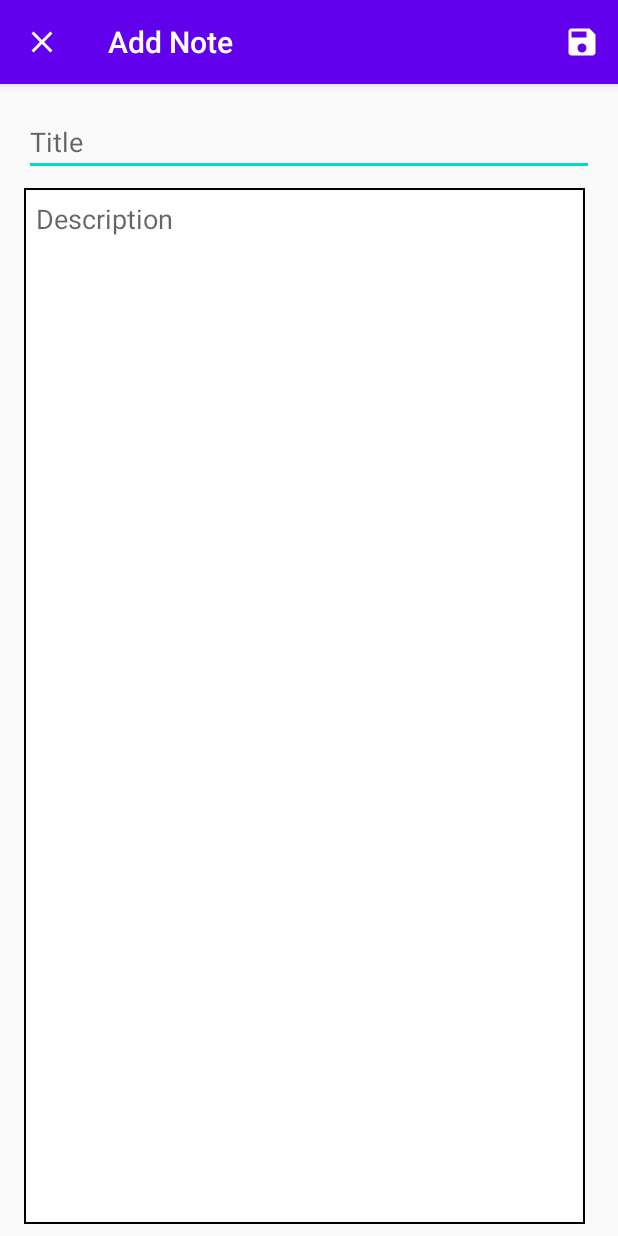
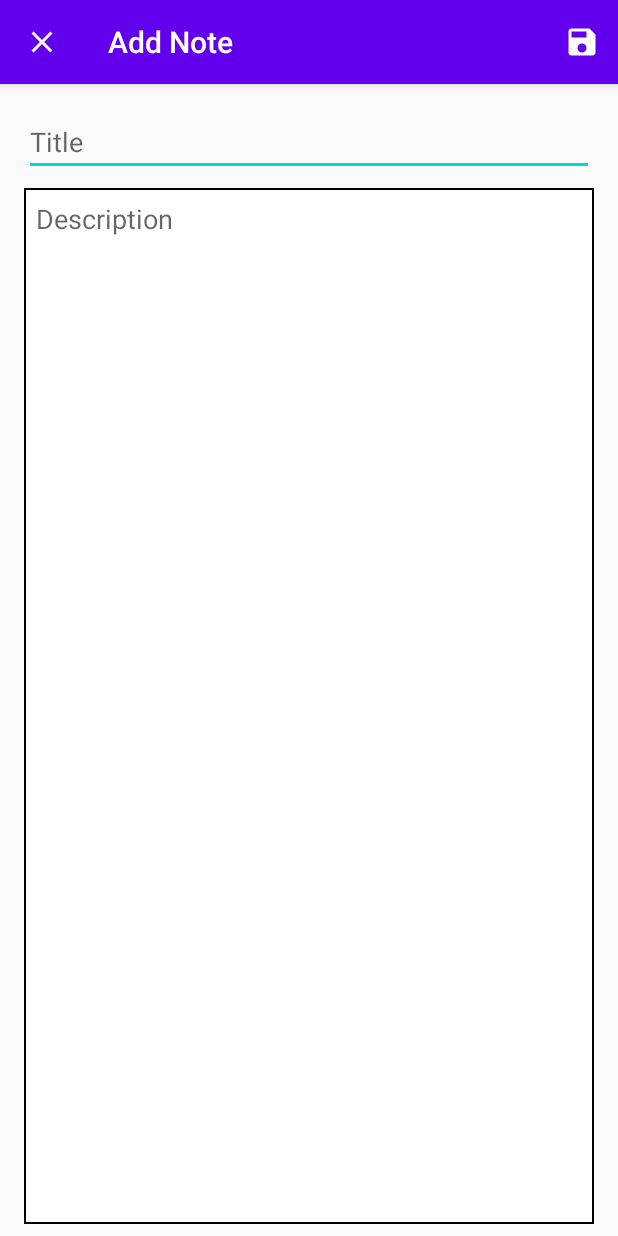
Before and after one commit to Mohd-Sameer-1999/Notes_V2, an Android app: the CreateEditNotesActivity screen opened directly, with no data from a screen before it, on a phone screen of 412 x 824 dp. Run offline under Robolectric (Android 15) with nearby library versions, the phone set to English and light mode, and no system bars.

Commit message:
final app part 1

```diff
--- a/app/src/main/AndroidManifest.xml
+++ b/app/src/main/AndroidManifest.xml
@@ -15,11 +15,11 @@
         android:supportsRtl="true"
         android:theme="@style/AppTheme">
         <activity
-            android:name=".CreateEditNotesActivity"
-            android:parentActivityName=".MainActivity"/>
+            android:name="com.samdroid.notesv2.CreateEditNotesActivity"
+            android:parentActivityName="com.samdroid.notesv2.MainActivity"/>
 
         <activity
-            android:name=".MainActivity"
+            android:name="com.samdroid.notesv2.MainActivity"
             android:launchMode="singleTop">
             <intent-filter>
                 <action android:name="android.intent.action.MAIN" />
--- a/app/src/main/java/com/example/notesv2/CreateEditNotesActivity.java
+++ b/app/src/main/java/com/samdroid/notesv2/CreateEditNotesActivity.java
@@ -1,4 +1,4 @@
-package com.example.notesv2;
+package com.samdroid.notesv2;
 
 import androidx.activity.OnBackPressedCallback;
 import androidx.annotation.NonNull;
@@ -33,6 +33,7 @@ import android.widget.ImageView;
 import android.widget.LinearLayout;
 import android.widget.Toast;
 
+import com.example.notesv2.R;
 import com.google.android.material.bottomnavigation.BottomNavigationView;
 
 import java.util.Objects;
--- a/app/src/main/java/com/example/notesv2/Note.java
+++ b/app/src/main/java/com/samdroid/notesv2/Note.java
@@ -1,4 +1,4 @@
-package com.example.notesv2;
+package com.samdroid.notesv2;
 
 import android.graphics.Bitmap;
 
--- a/app/src/main/java/com/example/notesv2/NoteDao.java
+++ b/app/src/main/java/com/samdroid/notesv2/NoteDao.java
@@ -1,4 +1,4 @@
-package com.example.notesv2;
+package com.samdroid.notesv2;
 
 
 import androidx.lifecycle.LiveData;
--- a/app/src/main/java/com/example/notesv2/NoteDatabase.java
+++ b/app/src/main/java/com/samdroid/notesv2/NoteDatabase.java
@@ -1,4 +1,4 @@
-package com.example.notesv2;
+package com.samdroid.notesv2;
 
 import android.content.Context;
 import android.os.AsyncTask;
@@ -7,11 +7,7 @@ import androidx.annotation.NonNull;
 import androidx.room.Database;
 import androidx.room.Room;
 import androidx.room.RoomDatabase;
-import androidx.room.TypeConverter;
-import androidx.room.TypeConverters;
 import androidx.sqlite.db.SupportSQLiteDatabase;
-
-import java.util.Collections;
 
 
 @Database(entities = {Note.class}, version = 1)
--- a/app/src/main/java/com/example/notesv2/NoteRepository.java
+++ b/app/src/main/java/com/samdroid/notesv2/NoteRepository.java
@@ -1,4 +1,4 @@
-package com.example.notesv2;
+package com.samdroid.notesv2;
 
 import android.app.Application;
 import android.os.AsyncTask;
--- a/app/src/main/java/com/example/notesv2/NoteViewModel.java
+++ b/app/src/main/java/com/samdroid/notesv2/NoteViewModel.java
@@ -1,4 +1,4 @@
-package com.example.notesv2;
+package com.samdroid.notesv2;
 
 import android.app.Application;
 
--- a/app/src/main/java/com/example/notesv2/converters.java
+++ b/app/src/main/java/com/samdroid/notesv2/converters.java
@@ -1,4 +1,4 @@
-package com.example.notesv2;
+package com.samdroid.notesv2;
 
 import android.graphics.Bitmap;
 import android.graphics.BitmapFactory;
--- a/app/src/main/java/com/example/notesv2/ui/gallery/GalleryViewModel.java
+++ b/app/src/main/java/com/samdroid/notesv2/ui/gallery/GalleryViewModel.java
@@ -1,4 +1,4 @@
-package com.example.notesv2.ui.gallery;
+package com.samdroid.notesv2.ui.gallery;
 
 import androidx.lifecycle.LiveData;
 import androidx.lifecycle.MutableLiveData;
--- a/app/src/main/java/com/example/notesv2/ui/home/HomeViewModel.java
+++ b/app/src/main/java/com/samdroid/notesv2/ui/home/HomeViewModel.java
@@ -1,4 +1,4 @@
-package com.example.notesv2.ui.home;
+package com.samdroid.notesv2.ui.home;
 
 import androidx.lifecycle.LiveData;
 import androidx.lifecycle.MutableLiveData;
--- a/app/src/main/java/com/example/notesv2/ui/slideshow/SlideshowViewModel.java
+++ b/app/src/main/java/com/samdroid/notesv2/ui/slideshow/SlideshowViewModel.java
@@ -1,4 +1,4 @@
-package com.example.notesv2.ui.slideshow;
+package com.samdroid.notesv2.ui.slideshow;
 
 import androidx.lifecycle.LiveData;
 import androidx.lifecycle.MutableLiveData;
--- a/app/src/main/res/layout/activity_create_notes.xml
+++ b/app/src/main/res/layout/activity_create_notes.xml
@@ -18,7 +18,7 @@
 
     <ScrollView
         android:id="@+id/scrollView"
-        android:layout_width="406dp"
+        android:layout_width="match_parent"
         android:layout_height="0dp"
         android:fillViewport="true"
         android:paddingStart="8dp"
--- a/settings.gradle
+++ b/settings.gradle
@@ -1,2 +1,2 @@
 include ':app'
-rootProject.name = "Notes V2"
+rootProject.name = "Simply Notes"
```
Also changed, not shown: app/src/main/java/com/samdroid/notesv2/MainActivity.java (renamed from app/src/main/java/com/example/notesv2/MainActivity.java, +13 -8 lines), app/src/main/java/com/samdroid/notesv2/NoteAdapter.java (renamed from app/src/main/java/com/example/notesv2/NoteAdapter.java, +2 -5 lines).
